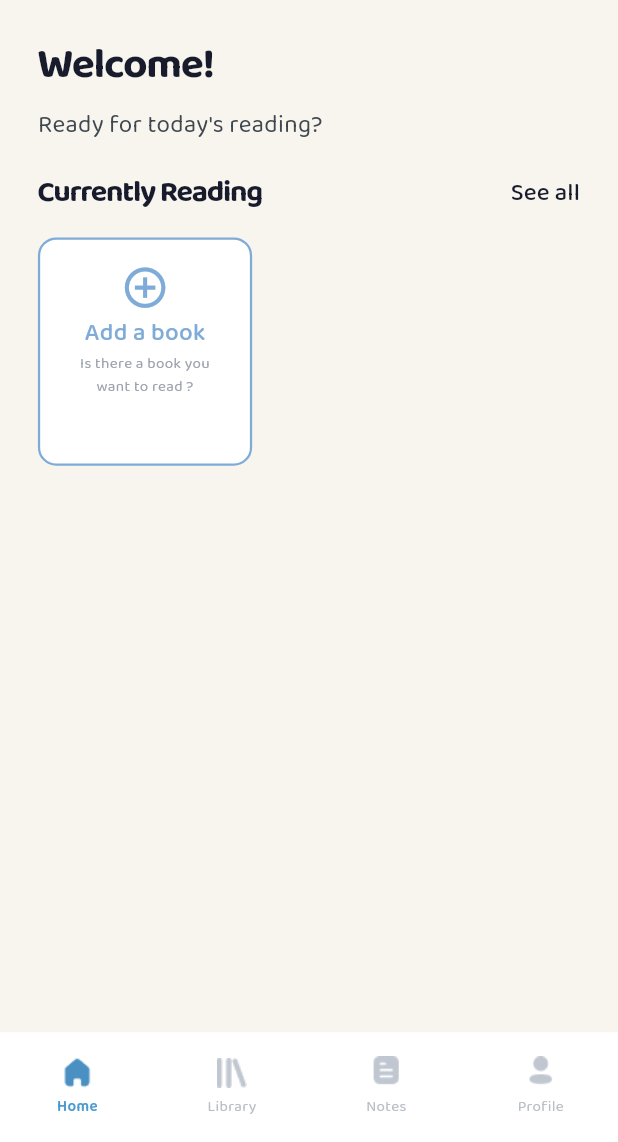
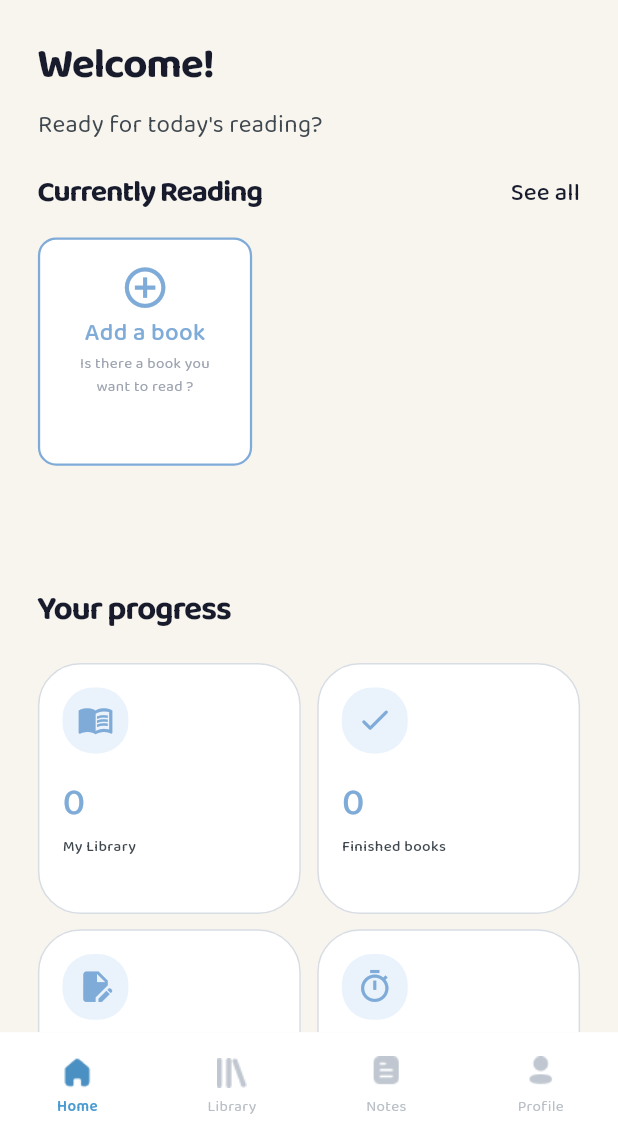
Before and after one commit to BENDJEMAAiman/Readly, a Flutter app: the HomeScreen screen opened by its route, on a phone screen of 412 x 824 dp, the part 94-1236 px from its top. Run offline on Flutter 3.47's test engine with Material 3 defaults, Android fonts, the phone set to English and light mode, and no system bars; our stand-ins replace cloud_firestore, dio, equatable, firebase_auth, firebase_core, flutter_bloc and 5 more; missing offline and left inert: cloudinary; accounts and stored records are empty; project files that could hold a hidden picture were left out.

Commit message:
build home progress card

```diff
--- a/lib/core/constants/app_assets.dart
+++ b/lib/core/constants/app_assets.dart
@@ -28,4 +28,7 @@ class AppAssets {
 
   static const homeHeaderIcon = 'assets/home_header_icon.png';
 
+  static const timer = 'assets/time_icon.png';
+  static const finish = 'assets/finish_icon.png';
+
 }
--- a/lib/core/routing/app_router.dart
+++ b/lib/core/routing/app_router.dart
@@ -11,6 +11,7 @@ import 'package:readly/features/auth/presentation/pages/sign_up_page.dart';
 import 'package:readly/features/auth/presentation/pages/forgot_password.dart';
 import 'package:readly/features/reading_session/business_logic/reading_session_cubit.dart';
 import 'package:readly/features/reading_session/presentation/pages/reading_session_screen.dart';
+import 'package:readly/features/readly/home/business_logic/home_progress_cubit.dart';
 import 'package:readly/features/readly/home/presentation/pages/home_screen.dart';
 import 'package:readly/features/readly/library/add_manually/business_logic/book_form_cubit.dart';
 import 'package:readly/features/readly/library/add_manually/presentation/pages/add_book_manually_screen.dart';
@@ -50,9 +51,18 @@ final GoRouter appRouter = GoRouter(
                 BlocProvider(
                   create: (_) => AuthCubit(authRepository)..checkAuthStatus(),
                 ),
+
                 BlocProvider(
                   create: (_) =>
                       LibraryCubit(libraryRepository)..fetchUserBooks(),
+                ),
+
+                BlocProvider(
+                  create: (_) => HomeProgressCubit(
+                    libraryRepository: libraryRepository,
+                    notesRepository: notesRepository,
+                    readingSessionRepository: readingSessionRepository,
+                  )..fetchHomeProgress(),
                 ),
               ],
               child: const HomeScreen(),
--- a/lib/features/reading_session/data/reading_session_repository.dart
+++ b/lib/features/reading_session/data/reading_session_repository.dart
@@ -8,14 +8,10 @@ class ReadingSessionRepository {
 
   ReadingSessionRepository(this.readingSessionWebService);
 
-
-
   Future<List<ReadingSession>> fetchReadingSessionsForBook(
     String bookId,
   ) async {
-    return await readingSessionWebService.fetchReadingSessionsForBook(
-      bookId,
-    );
+    return await readingSessionWebService.fetchReadingSessionsForBook(bookId);
   }
 
   Future<ReadingSession> saveCompletedReadingSession({
@@ -33,4 +29,8 @@ class ReadingSessionRepository {
       pagesRead: pagesRead,
     );
   }
+
+  Future<List<ReadingSession>> fetchTodayReadingSessions() async {
+    return await readingSessionWebService.fetchTodayReadingSessions();
   }
+}
--- a/lib/features/reading_session/data/reading_session_web_service.dart
+++ b/lib/features/reading_session/data/reading_session_web_service.dart
@@ -97,4 +97,43 @@ class ReadingSessionWebService {
       throw Exception('Failed to save completed reading session: $e');
     }
   }
+
+  Future<List<ReadingSession>> fetchTodayReadingSessions() async {
+    try {
+      final uid = _getCurrentUserId();
+
+      final now = DateTime.now();
+
+      final startOfToday = DateTime(now.year, now.month, now.day);
+
+      final startOfTomorrow = startOfToday.add(const Duration(days: 1));
+
+      final booksSnapshot = await firestore
+          .collection('users')
+          .doc(uid)
+          .collection('books')
+          .get();
+
+      final List<ReadingSession> sessions = [];
+
+      for (final book in booksSnapshot.docs) {
+        final sessionsSnapshot = await book.reference
+            .collection('reading_sessions')
+            .where(
+              'startedAt',
+              isGreaterThanOrEqualTo: Timestamp.fromDate(startOfToday),
+            )
+            .where('startedAt', isLessThan: Timestamp.fromDate(startOfTomorrow))
+            .get();
+
+        sessions.addAll(
+          sessionsSnapshot.docs.map((doc) => ReadingSession.fromFirestore(doc)),
+        );
+      }
+
+      return sessions;
+    } catch (e) {
+      throw Exception('Failed to fetch today reading sessions: $e');
+    }
+  }
 }
--- /dev/null
+++ b/lib/features/readly/home/business_logic/home_progress_cubit.dart
@@ -0,0 +1,68 @@
+import 'package:flutter_bloc/flutter_bloc.dart';
+
+import 'package:readly/features/reading_session/data/reading_session_repository.dart';
+import 'package:readly/features/reading_session/model/reading_session.dart';
+import 'package:readly/features/readly/home/business_logic/home_progress_state.dart';
+import 'package:readly/features/readly/library/library/data/library_repository.dart';
+import 'package:readly/features/readly/library/library/model/library_book.dart';
+import 'package:readly/features/readly/notes/data/notes_repository.dart';
+
+class HomeProgressCubit extends Cubit<HomeProgressState> {
+  final LibraryRepository libraryRepository;
+  final NotesRepository notesRepository;
+  final ReadingSessionRepository readingSessionRepository;
+
+  HomeProgressCubit({
+    required this.libraryRepository,
+    required this.notesRepository,
+    required this.readingSessionRepository,
+  }) : super(const HomeProgressInitial());
+
+  Future<void> fetchHomeProgress() async {
+    emit(const HomeProgressLoading());
+
+    try {
+      final results = await Future.wait([
+        libraryRepository.getBooks(),
+        notesRepository.fetchAllNotes(),
+        readingSessionRepository.fetchTodayReadingSessions(),
+      ]);
+
+      final books = results[0] as List<LibraryBook>;
+final notes = results[1] as List;
+final readingSessions = results[2] as List<ReadingSession>;
+
+final libraryBooksCount = books.length;
+
+final finishedBooksCount = books
+    .where(
+      (book) => book.readingStatus == ReadingStatus.completed,
+    )
+    .length;
+
+final notesCount = notes.length;
+
+final totalReadingSeconds = readingSessions.fold<int>(
+  0,
+  (total, session) => total + session.durationSeconds,
+);
+
+final readingMinutes = (totalReadingSeconds / 60).floor();
+
+      emit(
+        HomeProgressLoaded(
+          libraryBooksCount: libraryBooksCount,
+          finishedBooksCount: finishedBooksCount,
+          notesCount: notesCount,
+          readingMinutes: readingMinutes,
+        ),
+      );
+    } catch (e) {
+      emit(
+        HomeProgressError(
+          message: e.toString(),
+        ),
+      );
+    }
+  }
+}
--- /dev/null
+++ b/lib/features/readly/home/business_logic/home_progress_state.dart
@@ -0,0 +1,49 @@
+import 'package:equatable/equatable.dart';
+
+sealed class HomeProgressState extends Equatable {
+  const HomeProgressState();
+
+  @override
+  List<Object?> get props => [];
+}
+
+class HomeProgressInitial extends HomeProgressState {
+  const HomeProgressInitial();
+}
+
+class HomeProgressLoading extends HomeProgressState {
+  const HomeProgressLoading();
+}
+
+class HomeProgressLoaded extends HomeProgressState {
+  final int libraryBooksCount;
+  final int finishedBooksCount;
+  final int notesCount;
+  final int readingMinutes;
+
+  const HomeProgressLoaded({
+    required this.libraryBooksCount,
+    required this.finishedBooksCount,
+    required this.notesCount,
+    required this.readingMinutes,
+  });
+
+  @override
+  List<Object?> get props => [
+        libraryBooksCount,
+        finishedBooksCount,
+        notesCount,
+        readingMinutes,
+      ];
+}
+
+class HomeProgressError extends HomeProgressState {
+  final String message;
+
+  const HomeProgressError({
+    required this.message,
+  });
+
+  @override
+  List<Object?> get props => [message];
+}
--- a/lib/features/readly/home/presentation/pages/home_screen.dart
+++ b/lib/features/readly/home/presentation/pages/home_screen.dart
@@ -7,6 +7,7 @@ import 'package:readly/features/auth/business_logic/auth_state.dart';
 import 'package:readly/features/readly/home/presentation/widgets/currently_reading_header.dart';
 import 'package:readly/features/readly/home/presentation/widgets/currently_reading_section.dart';
 import 'package:readly/features/readly/home/presentation/widgets/home_header.dart';
+import 'package:readly/features/readly/home/presentation/widgets/your_progress_section.dart';
 
 class HomeScreen extends StatefulWidget {
   const HomeScreen({super.key});
@@ -22,6 +23,7 @@ class _HomeScreenState extends State<HomeScreen> {
       backgroundColor: AppColors.background,
 
       body: SafeArea(
+        child: SingleChildScrollView(
           child: Padding(
             padding: EdgeInsets.symmetric(horizontal: 23.w, vertical: 16.h),
             child: Column(
@@ -49,7 +51,13 @@ class _HomeScreenState extends State<HomeScreen> {
                 SizedBox(height: 16.h),
 
                 const CurrentlyReadingSection(),
+                SizedBox(height: 40.h),
+
+                const YourProgressSection(),
+
+                SizedBox(height: 30.h),
               ],
+            ),
           ),
         ),
       ),
--- a/lib/features/readly/home/presentation/widgets/progress_card.dart
+++ b/lib/features/readly/home/presentation/widgets/progress_card.dart
@@ -0,0 +1,66 @@
+import 'package:flutter/material.dart';
+import 'package:flutter_screenutil/flutter_screenutil.dart';
+
+import 'package:readly/core/theme/app_colors.dart';
+
+class ProgressCard extends StatelessWidget {
+  const ProgressCard({
+    super.key,
+    required this.icon,
+    required this.value,
+    required this.label,
+  });
+
+  final IconData icon;
+  final String value;
+  final String label;
+
+  @override
+  Widget build(BuildContext context) {
+    return Container(
+      height: 165.h,
+      padding: EdgeInsets.all(14.w),
+      decoration: BoxDecoration(
+        color: AppColors.white,
+        borderRadius: BorderRadius.circular(28.r),
+        border: Border.all(color: AppColors.border),
+      ),
+      child: Column(
+        crossAxisAlignment: CrossAxisAlignment.start,
+        children: [
+          Container(
+            width: 40.w,
+            height: 40.w,
+            decoration: BoxDecoration(
+              color: AppColors.secondaryLight,
+              borderRadius: BorderRadius.circular(20.r),
+            ),
+            child: Icon(icon, size: 24.sp, color: AppColors.buttonBlueDark),
+          ),
+
+          SizedBox(height: 15.h,),
+
+          Text(
+            value,
+            style: TextStyle(
+              fontSize: 25.sp,
+              fontWeight: FontWeight.w500,
+              color: AppColors.buttonBlueDark,
+            ),
+          ),
+
+          SizedBox(height: 4.h),
+
+          Text(
+            label,
+            style: TextStyle(
+              fontSize: 10.sp,
+              fontWeight: FontWeight.w500,
+              color: AppColors.textSecondary,
+            ),
+          ),
+        ],
+      ),
+    );
+  }
+}
--- /dev/null
+++ b/lib/features/readly/home/presentation/widgets/your_progress_section.dart
@@ -0,0 +1,118 @@
+import 'package:flutter/material.dart';
+import 'package:flutter_bloc/flutter_bloc.dart';
+import 'package:flutter_screenutil/flutter_screenutil.dart';
+
+import 'package:readly/core/theme/app_text_styles.dart';
+import 'package:readly/features/readly/home/business_logic/home_progress_cubit.dart';
+import 'package:readly/features/readly/home/business_logic/home_progress_state.dart';
+import 'package:readly/features/readly/home/presentation/widgets/progress_card.dart';
+
+class YourProgressSection extends StatelessWidget {
+  const YourProgressSection({super.key});
+
+  @override
+  Widget build(BuildContext context) {
+    return BlocBuilder<HomeProgressCubit, HomeProgressState>(
+      builder: (context, state) {
+        if (state is HomeProgressLoaded) {
+          return _buildProgressContent(
+            libraryBooksCount: state.libraryBooksCount,
+            finishedBooksCount: state.finishedBooksCount,
+            notesCount: state.notesCount,
+            readingMinutes: state.readingMinutes,
+          );
+        }
+
+        if (state is HomeProgressLoading) {
+          return _buildProgressContent(
+            libraryBooksCount: 0,
+            finishedBooksCount: 0,
+            notesCount: 0,
+            readingMinutes: 0,
+          );
+        }
+
+        if (state is HomeProgressError) {
+          return _buildProgressContent(
+            libraryBooksCount: 0,
+            finishedBooksCount: 0,
+            notesCount: 0,
+            readingMinutes: 0,
+          );
+        }
+
+        return _buildProgressContent(
+          libraryBooksCount: 0,
+          finishedBooksCount: 0,
+          notesCount: 0,
+          readingMinutes: 0,
+        );
+      },
+    );
+  }
+
+  Widget _buildProgressContent({
+    required int libraryBooksCount,
+    required int finishedBooksCount,
+    required int notesCount,
+    required int readingMinutes,
+  }) {
+    return Column(
+      crossAxisAlignment: CrossAxisAlignment.start,
+      children: [
+        Text(
+          'Your progress',
+          style: AppTextStyles.headingLarge.copyWith(fontSize: 22.sp),
+        ),
+
+        SizedBox(height: 20.h),
+
+        Row(
+          children: [
+            Expanded(
+              child: ProgressCard(
+                icon: Icons.menu_book_outlined,
+                value: libraryBooksCount.toString(),
+                label: 'My Library',
+              ),
+            ),
+
+            SizedBox(width: 10.w),
+
+            Expanded(
+              child: ProgressCard(
+                icon: Icons.check_rounded,
+                value: finishedBooksCount.toString(),
+                label: 'Finished books',
+              ),
+            ),
+          ],
+        ),
+
+        SizedBox(height: 10.h),
+
+        Row(
+          children: [
+            Expanded(
+              child: ProgressCard(
+                icon: Icons.edit_document,
+                value: notesCount.toString(),
+                label: 'Notes written',
+              ),
+            ),
+
+            SizedBox(width: 10.w),
+
+            Expanded(
+              child: ProgressCard(
+                icon: Icons.timer_outlined,
+                value: '$readingMinutes min',
+                label: 'Read today',
+              ),
+            ),
+          ],
+        ),
+      ],
+    );
+  }
+}
```
Also changed, not shown: assets/finish_icon.png (added), assets/time_icon.png (added). Lines whose indentation alone changed are shown as unchanged.
